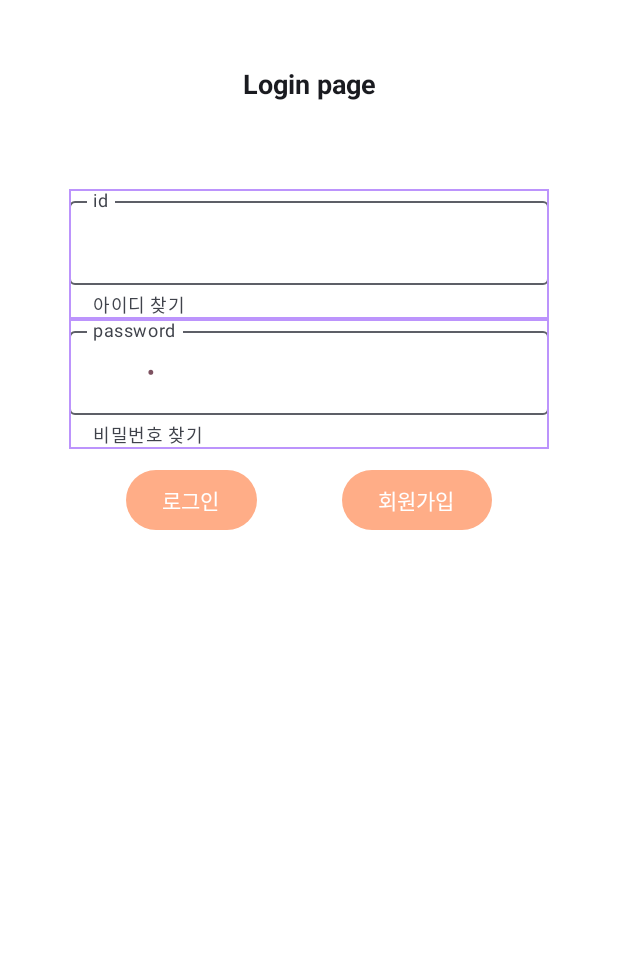
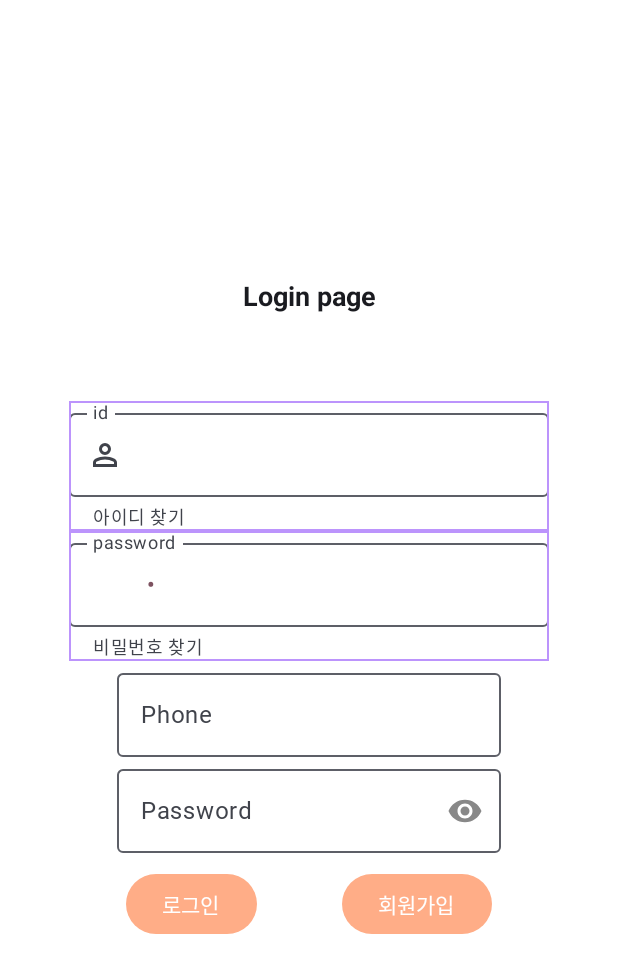
Before and after one commit to bellringstar/togaether, an Android app built with Jetpack Compose: the @Preview function SignIn, on a phone screen of 412 x 824 dp. Shown: the top 973 px of the screen. Run offline under Robolectric (Android 15) with nearby library versions, the phone set to English and light mode, and no system bars; Roboto replaces fonts that are not available here.

Commit message:
[FE] Feat : signinitem

```diff
--- a/FE/dog/app/build.gradle.kts
+++ b/FE/dog/app/build.gradle.kts
@@ -60,7 +60,6 @@ buildscript {
 
 
 dependencies {
-
     implementation("androidx.core:core-ktx:1.9.0")
     implementation("androidx.lifecycle:lifecycle-runtime-ktx:2.6.2")
     implementation("androidx.activity:activity-compose:1.8.0")
@@ -78,4 +77,6 @@ dependencies {
     androidTestImplementation(platform("androidx.compose:compose-bom:2023.03.00"))
     debugImplementation("androidx.compose.ui:ui-tooling")
     debugImplementation("androidx.compose.ui:ui-test-manifest")
+
+
 }
--- a/FE/dog/app/src/main/java/com/dog/ui/components/Input.kt
+++ b/FE/dog/app/src/main/java/com/dog/ui/components/Input.kt
@@ -23,12 +23,14 @@ import androidx.compose.runtime.remember
 import androidx.compose.runtime.saveable.rememberSaveable
 import androidx.compose.runtime.setValue
 import androidx.compose.ui.Modifier
+import androidx.compose.ui.res.painterResource
 import androidx.compose.ui.text.TextStyle
 import androidx.compose.ui.text.font.FontWeight
 import androidx.compose.ui.text.input.KeyboardType
 import androidx.compose.ui.text.input.PasswordVisualTransformation
 import androidx.compose.ui.unit.dp
 import androidx.compose.ui.unit.sp
+import com.dog.R
 import com.dog.ui.theme.DogTheme
 import com.dog.ui.theme.Pink300
 import com.dog.ui.theme.Pink400
@@ -37,10 +39,9 @@ import com.dog.ui.theme.PinkGray400
 import com.dog.ui.theme.Purple400
 import com.dog.ui.theme.White
 
-
 @OptIn(ExperimentalMaterial3Api::class)
 @Composable
-fun SignInIdInput(
+fun CommonInput(
     modifier: Modifier,
     placeHolder: String,
     auth: Boolean? = null,
@@ -82,7 +83,55 @@ fun SignInIdInput(
             }
         )
     }
+}
 
+@OptIn(ExperimentalMaterial3Api::class)
+@Composable
+fun SignInIdInput(
+    modifier: Modifier,
+    placeHolder: String,
+    auth: Boolean? = null,
+    supportText: String? = null
+) {
+    DogTheme {
+        var text by remember {
+            mutableStateOf(" ")
+        }
+        OutlinedTextField(
+            modifier = Modifier
+                .fillMaxWidth()
+                .background(White)
+                .border(BorderStroke(1.dp, Purple400)),
+            singleLine = true,
+            value = text, onValueChange = { text = it },
+            label = { Text(text = placeHolder) },
+            colors = TextFieldDefaults.outlinedTextFieldColors(
+                focusedBorderColor = Pink400,
+                focusedLabelColor = Pink300,
+                cursorColor = Pink500,
+
+                ),
+            textStyle = TextStyle(
+                color = PinkGray400, fontWeight = FontWeight.Bold
+            ),
+            keyboardOptions = KeyboardOptions.Default,
+            leadingIcon = {
+                Icon(
+                    painter = painterResource(id = R.drawable.person_icon),
+                    contentDescription = "아이디"
+                )
+            },
+            trailingIcon = {
+                if (auth === true) {
+                    MainButton(onClick = { /*TODO*/ }, text = "인증")
+                }
+            },
+            supportingText = {
+                if (supportText !== null)
+                    Text(text = "$supportText 찾기")
+            }
+        )
+    }
 }
 
 @OptIn(ExperimentalMaterial3Api::class)
--- /dev/null
+++ b/FE/dog/app/src/main/java/com/dog/ui/components/signin/SignInItem.kt
@@ -0,0 +1,60 @@
+package com.dog.ui.components.signin
+
+import androidx.compose.foundation.layout.fillMaxWidth
+import androidx.compose.foundation.text.KeyboardOptions
+import androidx.compose.material3.ExperimentalMaterial3Api
+import androidx.compose.material3.Icon
+import androidx.compose.material3.IconButton
+import androidx.compose.material3.OutlinedTextField
+import androidx.compose.material3.Text
+import androidx.compose.runtime.Composable
+import androidx.compose.runtime.mutableStateOf
+import androidx.compose.runtime.remember
+import androidx.compose.ui.Modifier
+import androidx.compose.ui.graphics.Color
+import androidx.compose.ui.res.painterResource
+import androidx.compose.ui.text.input.KeyboardType
+import androidx.compose.ui.text.input.PasswordVisualTransformation
+import androidx.compose.ui.text.input.VisualTransformation
+import com.dog.R
+
+@OptIn(ExperimentalMaterial3Api::class)
+@Composable
+fun SigninItem() {
+
+    val passwordVector = painterResource(id = R.drawable.password_eye)
+    val emailValue = remember { mutableStateOf("") }
+    val passwordValue = remember { mutableStateOf("") }
+    val passwordVisibility = remember { mutableStateOf(false) }
+
+    OutlinedTextField(
+        value = emailValue.value,
+        onValueChange = { emailValue.value = it },
+        label = { Text(text = "Phone") },
+        placeholder = { Text(text = "Enter the phone number") },
+        singleLine = true,
+        modifier = Modifier.fillMaxWidth(0.8f),
+        keyboardOptions = KeyboardOptions(keyboardType = KeyboardType.Phone)
+    )
+
+    OutlinedTextField(
+        value = passwordValue.value,
+        onValueChange = { passwordValue.value = it },
+        trailingIcon = {
+            IconButton(onClick = {
+                passwordVisibility.value = !passwordVisibility.value
+            }) {
+                Icon(
+                    painter = passwordVector, contentDescription = "Password icon",
+                    tint = if (passwordVisibility.value) Color.DarkGray else Color.Gray
+                )
+            }
+        },
+        label = { Text(text = "Password") },
+        placeholder = { Text(text = "Enter the password") },
+        singleLine = true,
+        visualTransformation = if (passwordVisibility.value) VisualTransformation.None
+        else PasswordVisualTransformation(),
+        modifier = Modifier.fillMaxWidth(0.8f)
+    )
+}
--- a/FE/dog/app/src/main/java/com/dog/ui/screen/signin/SignIn.kt
+++ b/FE/dog/app/src/main/java/com/dog/ui/screen/signin/SignIn.kt
@@ -19,12 +19,15 @@ import com.dog.ui.components.HeadingText
 import com.dog.ui.components.MainButton
 import com.dog.ui.components.SignInIdInput
 import com.dog.ui.components.SignInPwInput
+import com.dog.ui.components.signin.SigninItem
 import com.dog.ui.theme.DogTheme
 import com.dog.ui.theme.White
 
 @Preview
 @Composable
 fun SignIn() {
+
+
     DogTheme {
         Surface(
             modifier = Modifier
@@ -38,12 +41,14 @@ fun SignIn() {
                     .background(White)
                     .padding(18.dp),
                 horizontalAlignment = Alignment.CenterHorizontally,
-//                verticalArrangement = Arrangement.SpaceAround,
-            ) {
+                verticalArrangement = Arrangement.Center,
+
+                ) {
                 HeadingText(modifier = Modifier, value = stringResource(id = R.string.signin))
                 SignInIdInput(modifier = Modifier, "id", supportText = "아이디")
                 SignInPwInput(modifier = Modifier, "password", supportText = "비밀번호")
 
+                SigninItem()
 
                 Row(
                     modifier = Modifier
--- /dev/null
+++ b/FE/dog/app/src/main/res/drawable/password_eye.xml
@@ -0,0 +1,10 @@
+<vector xmlns:android="http://schemas.android.com/apk/res/android"
+        android:width="24dp"
+        android:height="24dp"
+        android:viewportWidth="24"
+        android:viewportHeight="24"
+        android:tint="?android:theme">
+    <path
+            android:fillColor="@android:color/white"
+            android:pathData="M12,4.5C7,4.5 2.73,7.61 1,12c1.73,4.39 6,7.5 11,7.5s9.27,-3.11 11,-7.5c-1.73,-4.39 -6,-7.5 -11,-7.5zM12,17c-2.76,0 -5,-2.24 -5,-5s2.24,-5 5,-5 5,2.24 5,5 -2.24,5 -5,5zM12,9c-1.66,0 -3,1.34 -3,3s1.34,3 3,3 3,-1.34 3,-3 -1.34,-3 -3,-3z"/>
+</vector>
```
Also changed, not shown: FE/dog/app/src/main/java/com/dog/data/Result.kt (added, +15 -0 lines), FE/dog/app/src/main/java/com/dog/ui/components/signup/SignUpItem.kt (added, +83 -0 lines), FE/dog/app/src/main/java/com/dog/ui/screen/signin/LoginScreen.kt (added, +140 -0 lines), FE/dog/app/src/main/java/com/dog/ui/screen/signup/Signup.kt (+2 -11 lines), FE/dog/app/src/main/res/drawable/person_icon.xml (renamed from FE/dog/app/src/main/res/drawable/person_fill0_wght400_grad0_opsz24.xml).
